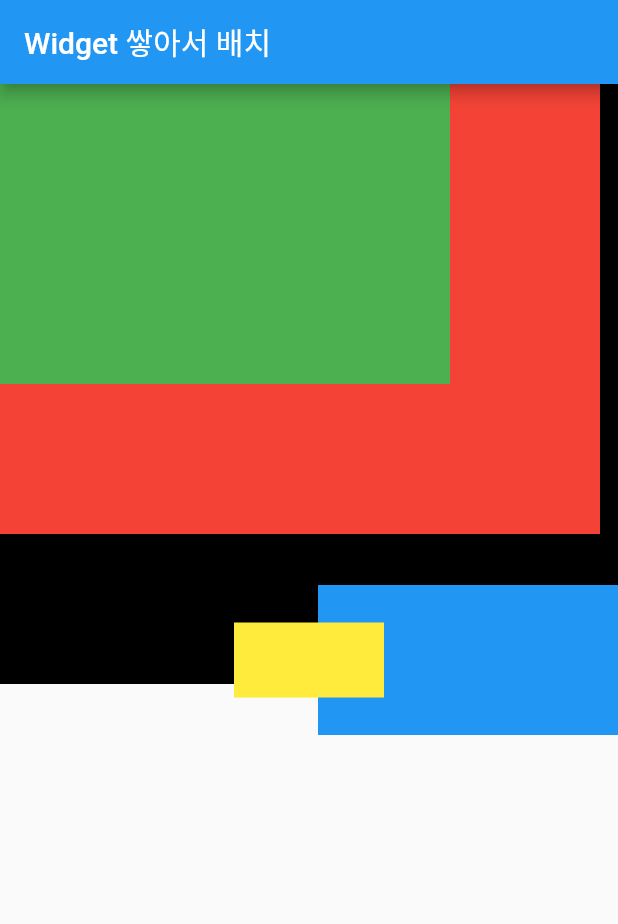
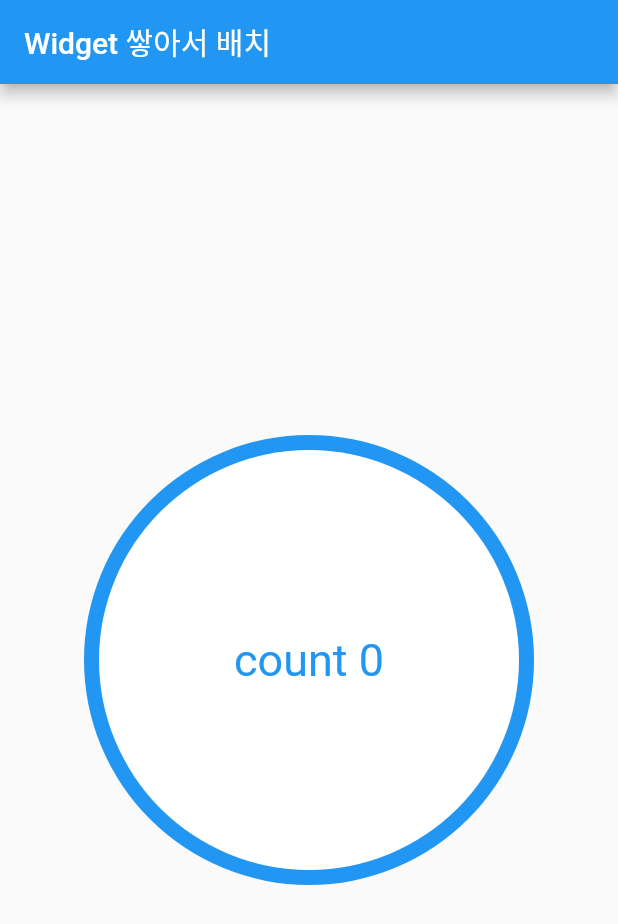
Before and after one commit to JangWoojun/flutter_layout, a Flutter app: the screen it shows after launch, on a phone screen of 412 x 824 dp. Shown: the top 924 px of the screen. Run offline on Flutter 3.47's test engine with Material 2 defaults, Android fonts, the phone set to English and light mode, and no system bars.

Commit message:
stack과 Align을 이용한 배지 만들기

```diff
--- a/lib/main.dart
+++ b/lib/main.dart
@@ -16,40 +16,31 @@ class Body extends StatelessWidget {
 
   @override
   Widget build(BuildContext context) {
-    return Stack(
-      children: [
-        Container(
-          width: 500,
-          height: 400,
-          color: Colors.black,
+    return Stack(children: [
+      Align(
+        alignment: Alignment.center,
+        child: Container(
+          width: 300,
+          height: 300,
+          decoration: BoxDecoration(
+              color: Colors.blue, borderRadius: BorderRadius.circular(400)),
         ),
-        Container(
-          width: 400,
-          height: 300,
-          color: Colors.red,
-        ),
-        Container(
-          width: 300,
-          height: 200,
-          color: Colors.green,
-        ),
-        Align(
-          alignment: const Alignment(1, 0),
-          child: Container(
-            width: 200,
-            height: 100,
-            color: Colors.blue,
+      ),
+      Align(
+        alignment: Alignment.center,
+        child: Container(
+          width: 280,
+          height: 280,
+          decoration: BoxDecoration(
+              color: Colors.white, borderRadius: BorderRadius.circular(400)),
+          child: Center(
+            child: Text(
+              "count 0",
+              style: TextStyle(color: Colors.blue, fontSize: 30),
+            ),
           ),
         ),
-        Align(
-          alignment: Alignment.center,
-          child: Container(
-            width: 100,
-            height: 50,
-            color: Colors.yellow,
-          ),
-        ),
-      ],
-    );
+      ),
+    ]);
   }
 }
```
